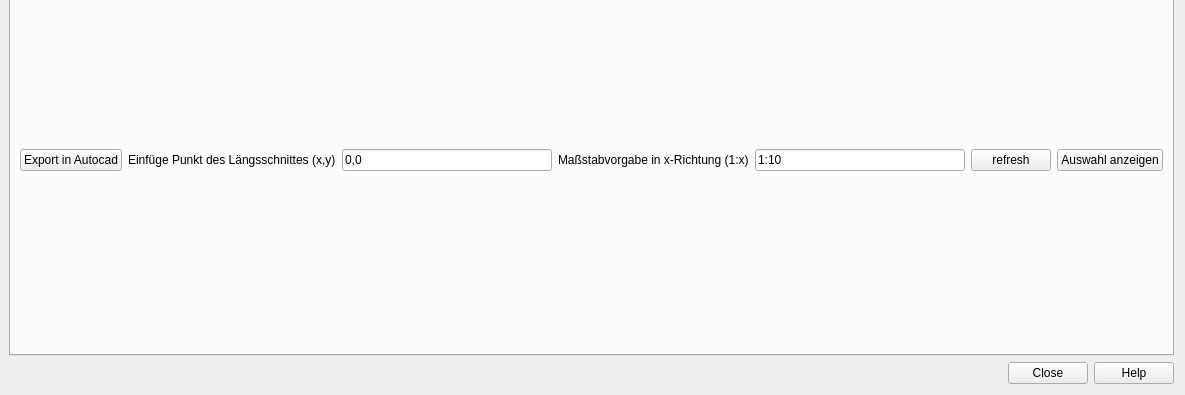
First picture: the form in qkan/laengsschnitt/res/laengsschnitt.ui, repository SonkeHoffmann/QKan-1, before the edit; both pictures show x 0 to 1185 and y 299 to 694 of the 1185 by 694 pixel window.
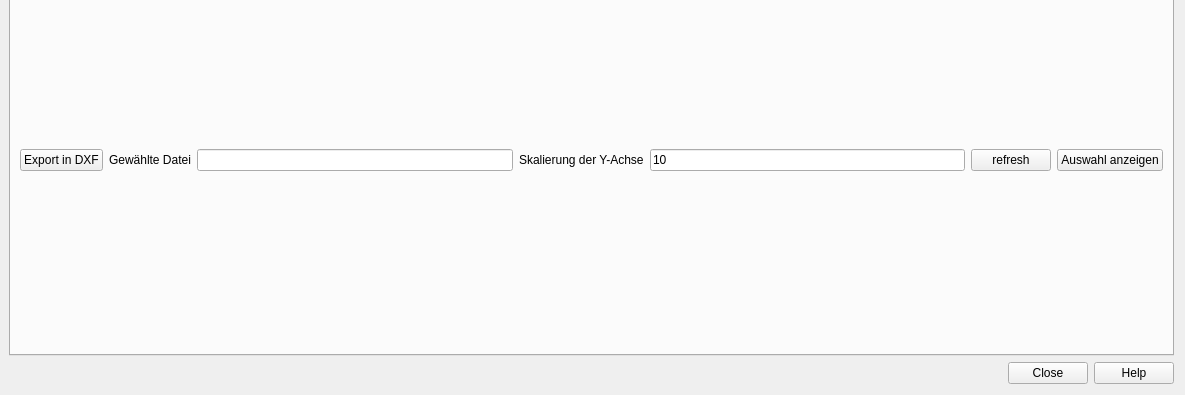
Second picture: the form after the edit. Icons and pictures are not drawn.

Commit message: Updated: Laengsschnitt, tools

Patch:
```diff
--- a/qkan/laengsschnitt/res/laengsschnitt.ui
+++ b/qkan/laengsschnitt/res/laengsschnitt.ui
@@ -162,35 +162,35 @@
          <item>
           <widget class="QPushButton" name="pushButton">
            <property name="text">
-            <string>Export in Autocad</string>
+            <string>Export in DXF</string>
            </property>
           </widget>
          </item>
          <item>
           <widget class="QLabel" name="label_2">
            <property name="text">
-            <string>Einfüge Punkt des Längsschnittes (x,y)</string>
+            <string>Gewählte Datei</string>
            </property>
           </widget>
          </item>
          <item>
           <widget class="QLineEdit" name="lineEdit">
            <property name="text">
-            <string>0,0</string>
+            <string/>
            </property>
           </widget>
          </item>
          <item>
           <widget class="QLabel" name="label_3">
            <property name="text">
-            <string>Maßstabvorgabe in x-Richtung (1:x)</string>
+            <string>Skalierung der Y-Achse</string>
            </property>
           </widget>
          </item>
          <item>
           <widget class="QLineEdit" name="lineEdit_2">
            <property name="text">
-            <string>1:10</string>
+            <string>10</string>
            </property>
           </widget>
          </item>
```
Left out of the diff: 2 changed lines with no effect on the pictures. The commit also changes 5 other files.
